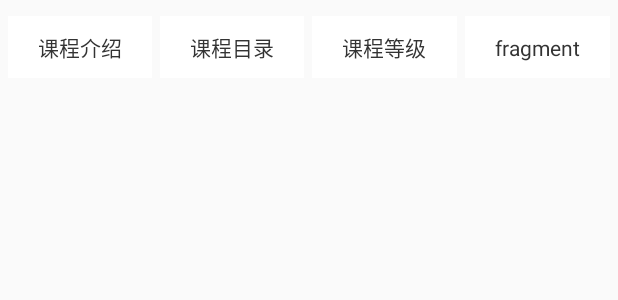
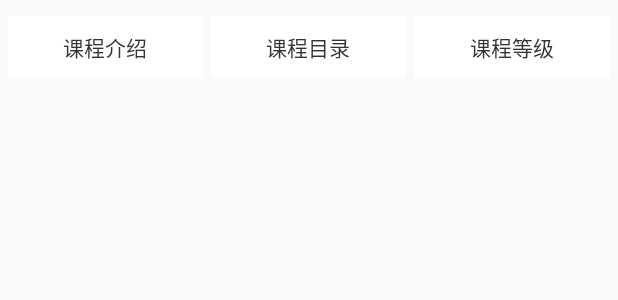
Before and after one commit to spidermanZHZ/maiguan_matata2, an Android app: the layout adapter_music_course_stick_layout.xml on its own in the app's theme, with its tools: preview values and no code run, on a phone screen of 412 x 824 dp. Shown: the top 300 px of the screen. Run offline under Robolectric (Android 15) with nearby library versions, the phone set to English and light mode, and no system bars; plain views replace AutoLinearLayout.

Commit message:
company 11/5 11:45

```diff
--- a/app/src/main/java/com/example/administrator/matata_android/homepage/activitys/CourseDetailsTwoActivity.java
+++ b/app/src/main/java/com/example/administrator/matata_android/homepage/activitys/CourseDetailsTwoActivity.java
@@ -62,11 +62,7 @@ public class CourseDetailsTwoActivity extends SupportActivity {
 
     private StickyLayoutHelperTwoAdapter stickyLayoutHelperTwoAdapter;
 
-    private CourseDetailsFragment courseDetailsFragment =new CourseDetailsFragment();
-    private CourseDetailsCatalogFragment courseDetailsCatalogFragment=new CourseDetailsCatalogFragment();
-    private CourseDetailsRemarkFragment courseDetailsRemarkFragment =new CourseDetailsRemarkFragment();
 
-    private OnLineCourseBean onLineCourseBeans;
     @Override
     protected void onCreate(Bundle savedInstanceState) {
         setContentView(R.layout.activity_course_details_two);
@@ -175,7 +171,6 @@ public class CourseDetailsTwoActivity extends SupportActivity {
         beanBaseObservers = new BaseObserver<OnLineCourseBean>(this, true, false) {
             @Override
             public void onSuccess(OnLineCourseBean onLineCourseBean) {
-                onLineCourseBeans=onLineCourseBean;
 
                 detailsSingleLayoutAdapter.addData(onLineCourseBean);
                 detailSingleLayoutTwoAdapter.addData(onLineCourseBean);
--- a/app/src/main/res/layout/adapter_course_details_catalog.xml
+++ b/app/src/main/res/layout/adapter_course_details_catalog.xml
@@ -49,7 +49,7 @@
         android:layout_gravity="center"
         android:src="@mipmap/ic_launcher" />
     </LinearLayout>
-    <view
+    <View
         android:layout_width="match_parent"
         android:layout_height="1dp"
         android:background="@color/activity_bg"/>
--- a/app/src/main/res/layout/adapter_course_details_remark.xml
+++ b/app/src/main/res/layout/adapter_course_details_remark.xml
@@ -59,7 +59,7 @@
         android:textSize="14sp"
         android:includeFontPadding="true"
         />
-    <view
+    <View
         android:layout_width="match_parent"
         android:layout_height="1dp"
         android:background="@color/activity_bg"
--- a/app/src/main/res/layout/adapter_music_course_stick_layout.xml
+++ b/app/src/main/res/layout/adapter_music_course_stick_layout.xml
@@ -78,23 +78,7 @@
             android:layout_height="match_parent"
             android:background="@color/activity_bg"
             />
-        <TextView
-            android:id="@+id/tv_course_test"
-            android:layout_width="0dp"
-            android:layout_weight="1"
-            android:layout_height="wrap_content"
-            android:layout_marginTop="10dp"
-            android:layout_marginBottom="10dp"
-            android:textSize="14sp"
-            android:gravity="center"
-            android:text="fragment"
-            android:textColor="@color/Tv_text"
-            />
-        <View
-            android:layout_width="5dp"
-            android:layout_height="match_parent"
-            android:background="@color/activity_bg"
-            />
+
     </LinearLayout>
     <View
         android:layout_width="match_parent"
```
Also changed, not shown: app/src/main/java/com/example/administrator/matata_android/homepage/adapters/CourseDetailsCatalogFragmentAdapter.java (+15 -4 lines), app/src/main/java/com/example/administrator/matata_android/homepage/adapters/DetailSingleLayoutTwoAdapter.java (+7 -21 lines), app/src/main/java/com/example/administrator/matata_android/homepage/adapters/StickyLayoutHelperTwoAdapter.java (+2 -9 lines), app/src/main/java/com/example/administrator/matata_android/homepage/fragments/CourseDetailsCatalogFragment.java (+14 -32 lines), app/src/main/java/com/example/administrator/matata_android/homepage/fragments/CourseDetailsRemarkFragment.java (+5 -19 lines), app/src/main/res/layout/fragment_course_details.xml (+4 -7 lines), app/src/main/res/layout/fragment_course_details_catalog.xml (+4 -8 lines), app/src/main/res/layout/fragment_course_details_remark.xml (+4 -7 lines).
